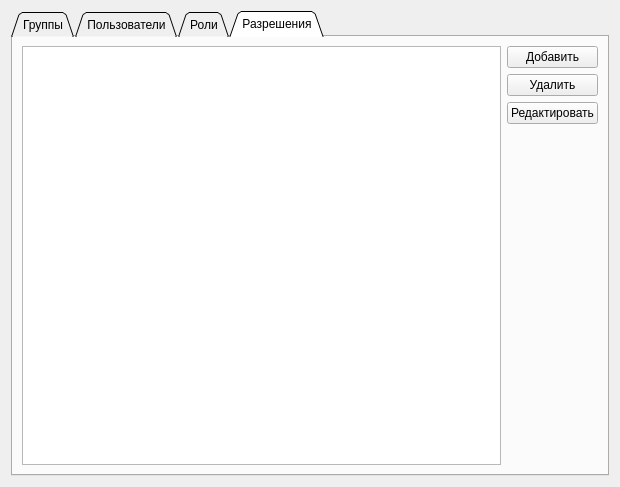
Old version of the form klever/managers/autorization/widgets/settings/personaldata.ui in the repository gen1izh/cpp.
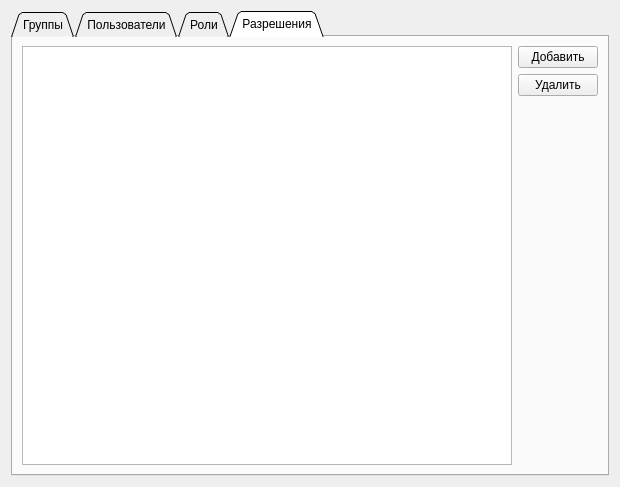
New version of the form. The open tabs and pages were chosen to show the change.

The edit to the form file:
```diff
--- a/klever/managers/autorization/widgets/settings/personaldata.ui
+++ b/klever/managers/autorization/widgets/settings/personaldata.ui
@@ -135,7 +135,7 @@
        <string>Разрешения</string>
       </attribute>
       <layout class="QGridLayout" name="gridLayout_2">
-       <item row="0" column="0" rowspan="5">
+       <item row="0" column="0" rowspan="4">
         <widget class="QListView" name="promissionsView"/>
        </item>
        <item row="0" column="1">
@@ -152,13 +152,6 @@
          </property>
         </widget>
        </item>
-       <item row="2" column="1">
-        <widget class="QPushButton" name="editPromissionButton">
-         <property name="text">
-          <string>Редактировать</string>
-         </property>
-        </widget>
-       </item>
       </layout>
      </widget>
     </widget>
```
Left out of the diff: 2 changed lines with no effect on the pictures.
